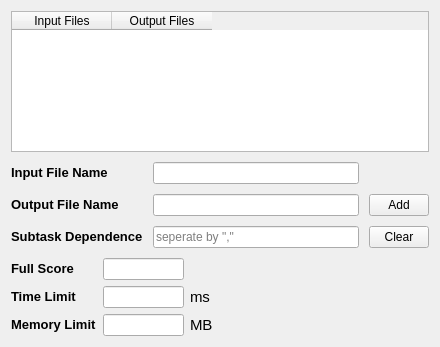
First picture: the form in forms/testcaseeditwidget.ui, repository Project-LemonLime/Project_LemonLime, before the edit.
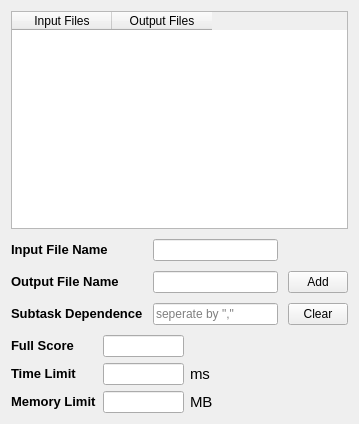
Second picture: the form after the edit. Icons and pictures are not drawn. Custom widgets are drawn as their Qt base class.

Diff of the .ui file:
```diff
--- a/forms/testcaseeditwidget.ui
+++ b/forms/testcaseeditwidget.ui
@@ -6,8 +6,8 @@
    <rect>
     <x>0</x>
     <y>0</y>
-    <width>440</width>
-    <height>347</height>
+    <width>359</width>
+    <height>424</height>
    </rect>
   </property>
   <property name="windowTitle">
```
